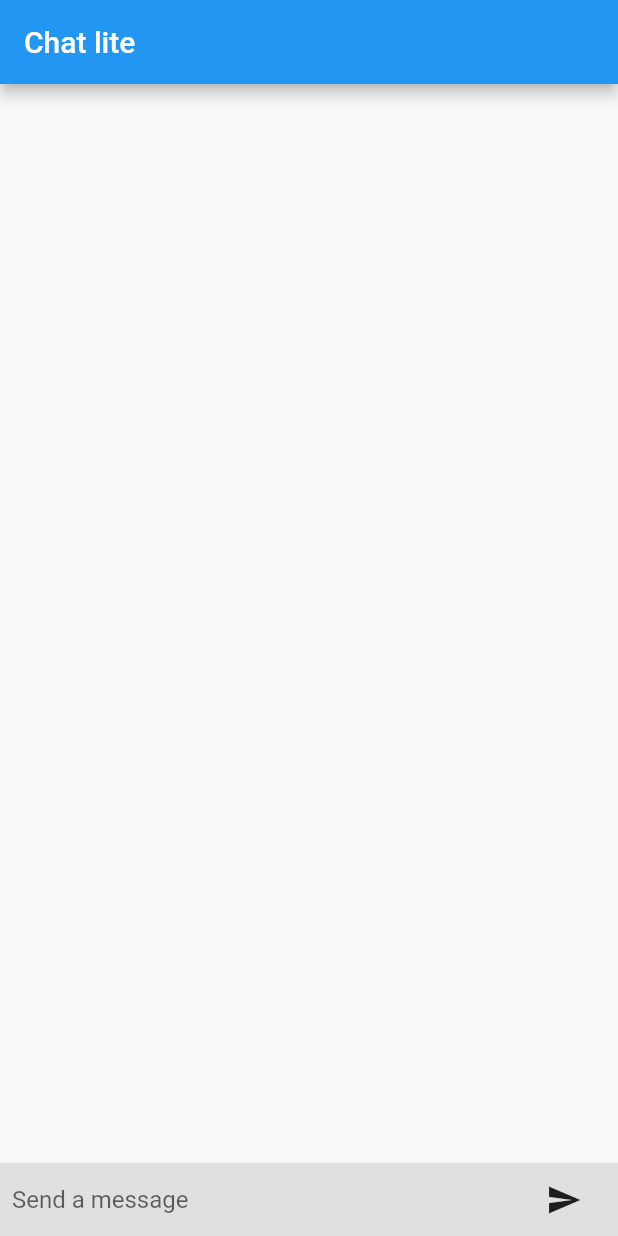
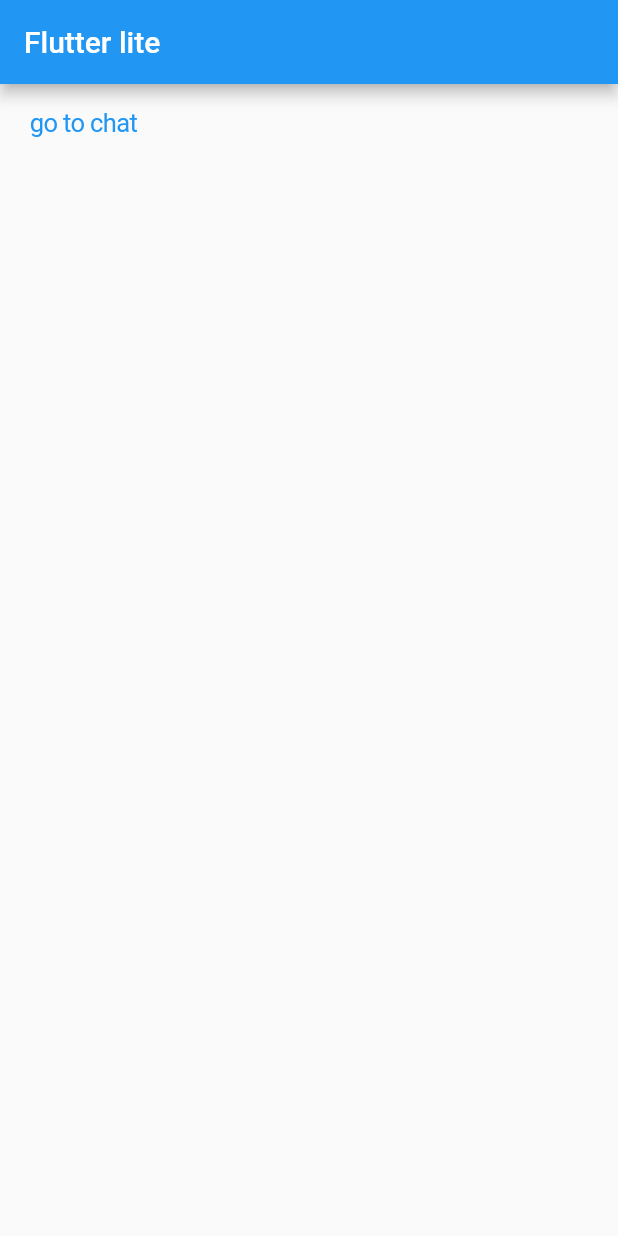
Before and after one commit to domliang/hello-flutter, a Flutter app: the screen it shows after launch, on a phone screen of 412 x 824 dp. Run offline on Flutter 3.47's test engine with Material 2 defaults, Android fonts, the phone set to English and light mode, and no system bars.

Commit message:
basic router

```diff
--- a/lib/main.dart
+++ b/lib/main.dart
@@ -1,11 +1,13 @@
-import 'package:flutter/cupertino.dart';
+// import 'package:flutter/cupertino.dart';
 import 'package:flutter/material.dart';
+import 'views/chatroompage.dart';
+import 'views/homepage.dart';
 
-const String _name = "Dom Liang";
+void main() {
+  runApp(HelloFlutterApp());
+}
 
-void main() => runApp(HelloFlutter());
-
-class HelloFlutter extends StatelessWidget {
+class HelloFlutterApp extends StatelessWidget {
   @override
   Widget build (BuildContext context) {
     return MaterialApp(
@@ -13,134 +15,8 @@ class HelloFlutter extends StatelessWidget {
       initialRoute: '/',
       routes: <String, WidgetBuilder>{
         '/': (BuildContext context) => HomePage(),
+        '/chatRoom': (BuildContext context) => ChatRoomPage(),
       }
     );
   }
 }
-
-class HomePage extends StatefulWidget {                     //modified
-  @override                                                        //new
-  State createState() => new HomePageState();                    //new
-}
-
-class HomePageState extends State<HomePage> with TickerProviderStateMixin {
-
-  final List<ChatMessage> _messages = <ChatMessage>[];
-  final TextEditingController _textController = new TextEditingController();
-
-  Widget _buildTextComposer() {
-    return new Container(
-      margin: const EdgeInsets.symmetric(horizontal: 8.0),
-      child: new Row(                                            //new
-        children: <Widget>[                                    //new
-          new Flexible(                                          //new
-            child: new TextField(
-              controller: _textController,
-              onSubmitted: _handleSubmitted,
-              decoration: new InputDecoration.collapsed(
-                hintText: "Send a message"),
-            ),
-          ),
-          new Container(                                                 //new
-            margin: new EdgeInsets.symmetric(horizontal: 4.0),           //new
-            child: new IconButton(                                       //new
-              icon: new Icon(Icons.send),                                //new
-              onPressed: () => _handleSubmitted(_textController.text)),  //new
-          ),                                                      //new
-        ],                                                        //new
-      ),                                                          //new
-    );
-  }
-
-  void _handleSubmitted(String text) {
-    print(text);
-    _textController.clear();
-    ChatMessage message = new ChatMessage(
-      text: text,
-      nickName: _name,
-      animationController: new AnimationController(                  //new
-        duration: new Duration(milliseconds: 700),                   //new
-        vsync: this,                                                 //new
-      ),                                                             //new
-    );                                                               //new
-    setState(() {
-      _messages.insert(0, message);
-    });
-    message.animationController.forward();                           //new
-  }
-
-  @override
-  void dispose() {                                                   //new
-    for (ChatMessage message in _messages)                           //new
-      message.animationController.dispose();                         //new
-    super.dispose();                                                 //new
-  }
-
-  @override
-  Widget build (BuildContext context) {
-    return Scaffold(
-      appBar: AppBar(
-        // Here we take the value from the MyHomePage object that was created by
-        // the App.build method, and use it to set our appbar title.
-        title: Text('Chat lite'),
-      ),
-      body: new Column(                                        //modified
-      children: <Widget>[                                         //new
-        new Flexible(                                             //new
-          child: new ListView.builder(                            //new
-            padding: new EdgeInsets.all(8.0),                     //new
-            reverse: true,                                        //new
-            itemBuilder: (_, int index) => _messages[index],      //new
-            itemCount: _messages.length,                          //new
-          ),                                                      //new
-        ),                                                        //new
-        new Divider(height: 1.0),                                 //new
-        new Container(                                            //new
-          decoration: new BoxDecoration(
-            color: Theme.of(context).buttonColor),                  //new
-          child: _buildTextComposer(),                       //modified
-        ),                                                        //new
-      ],                                                          //new
-    ),
-    );
-  }
-}
-
-
-
-class ChatMessage extends StatelessWidget {
-  ChatMessage({this.text, this.nickName, this.animationController});
-  final String text;
-  final AnimationController animationController;
-  final String nickName;
-  @override
-  Widget build(BuildContext context) {
-    return new SizeTransition(                                    //new
-    sizeFactor: new CurvedAnimation(                              //new
-        parent: animationController, curve: Curves.easeOut),      //new
-    axisAlignment: 0.0,                                           //new
-    child: new Container(                                    //modified
-      margin: const EdgeInsets.symmetric(vertical: 10.0),
-      child: new Row(
-          crossAxisAlignment: CrossAxisAlignment.start,
-          children: <Widget>[
-            new Container(
-              margin: const EdgeInsets.only(right: 16.0),
-              child: new CircleAvatar(child: new Text(nickName[0])),
-            ),
-            new Column(
-              crossAxisAlignment: CrossAxisAlignment.start,
-              children: <Widget>[
-                new Text(nickName, style: Theme.of(context).textTheme.subhead),
-                new Container(
-                  margin: const EdgeInsets.only(top: 5.0),
-                  child: new Text(text),
-                ),
-              ],
-            ),
-          ],
-        ),
-      )                                                           //new
-    );
-  }
-}
--- /dev/null
+++ b/lib/views/homepage.dart
@@ -0,0 +1,35 @@
+import 'package:flutter/cupertino.dart';
+import 'package:flutter/material.dart';
+
+const String _name = "Dom Liang";
+
+
+class HomePage extends StatefulWidget {                     //modified
+  @override                                                        //new
+  State createState() => new HomePageState();                    //new
+}
+
+class HomePageState extends State<HomePage> with TickerProviderStateMixin {
+
+  void _handleSubmitted() {
+    print('btn pressed');
+    Navigator.pushNamed(context, '/chatRoom');
+  }
+
+  @override
+  Widget build (BuildContext context) {
+    return Scaffold(
+      appBar: AppBar(
+        title: Text('Flutter lite'),
+      ),
+      body: new Column(
+      children: <Widget>[
+        new CupertinoButton(
+          child: Text('go to chat'),
+          onPressed: this._handleSubmitted,
+        )
+      ],
+    ),
+    );
+  }
+}
```
Also changed, not shown: lib/views/chatroompage.dart (added, +132 -0 lines).
